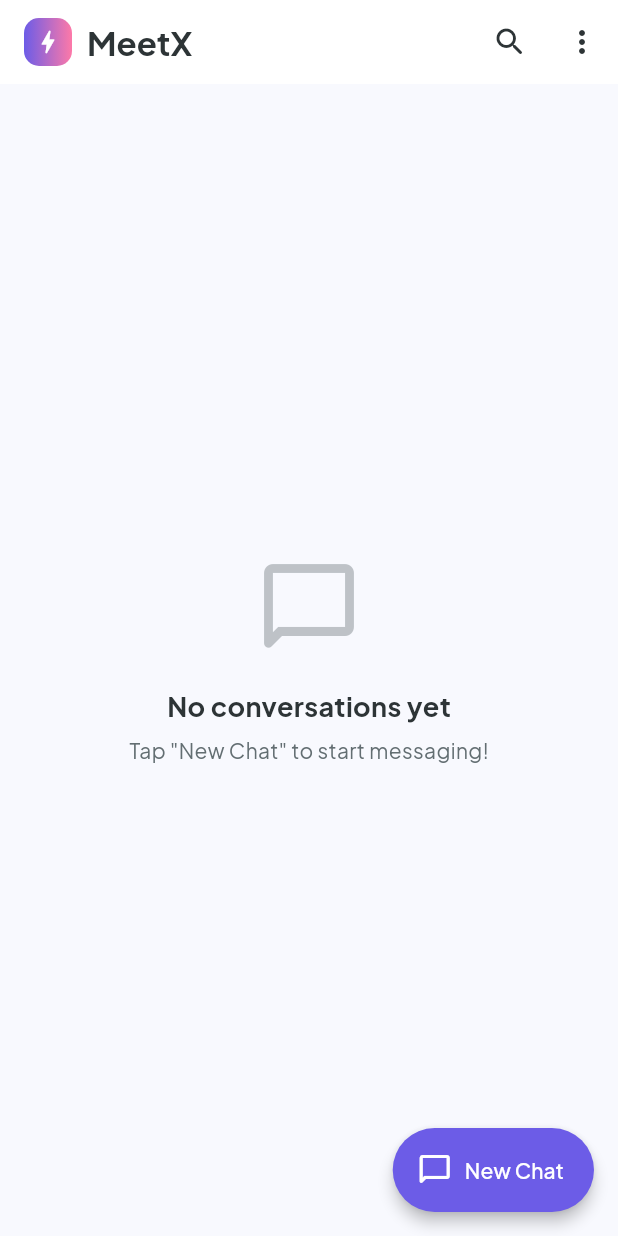
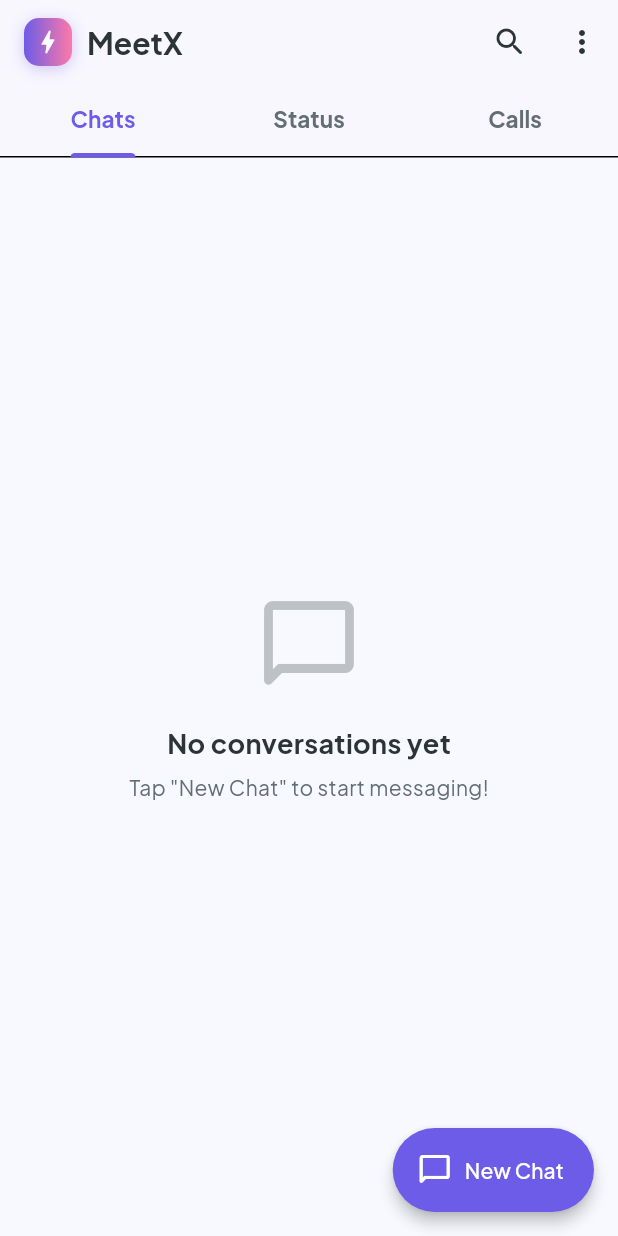
Before and after one commit to hamza0011008899-lgtm/MeetX, a Flutter app: the screen it shows once a user with an empty profile is signed in, on a phone screen of 412 x 824 dp. Run offline on Flutter 3.47's test engine with Material 3 defaults, Android fonts, the phone set to English and light mode, and no system bars; our stand-ins replace flutter_dotenv, get, google_fonts, supabase_flutter; accounts and stored records are empty; network calls fail.

Commit message:
feat: redesign HomeView with sleek AppBar, 3 TabBars (Chats, Status, Calls) and online badges

```diff
--- a/lib/app/modules/home/views/home_view.dart
+++ b/lib/app/modules/home/views/home_view.dart
@@ -16,8 +16,12 @@ class HomeView extends StatelessWidget {
     final authRepository = AuthRepository();
     final isDark = Theme.of(context).brightness == Brightness.dark;
 
-    return Scaffold(
+    return DefaultTabController(
+      length: 3,
+      initialIndex: 0,
+      child: Scaffold(
         appBar: AppBar(
+          elevation: 1,
           title: Row(
             children: [
               Container(
@@ -27,19 +31,31 @@ class HomeView extends StatelessWidget {
                     colors: [AppColors.primary, AppColors.accentGradientEnd],
                   ),
                   borderRadius: BorderRadius.circular(10),
+                  boxShadow: [
+                    BoxShadow(
+                      color: AppColors.primary.withAlpha(80),
+                      blurRadius: 8,
+                      offset: const Offset(0, 2),
+                    ),
+                  ],
                 ),
                 child: const Icon(Icons.bolt_rounded, color: Colors.white, size: 20),
               ),
               const SizedBox(width: 10),
-            const Text('MeetX'),
+              const Text(
+                'MeetX',
+                style: TextStyle(fontWeight: FontWeight.bold, fontSize: 20),
+              ),
             ],
           ),
           actions: [
             IconButton(
               icon: const Icon(Icons.search_rounded),
+              tooltip: 'Search',
               onPressed: () => Get.toNamed(Routes.USER_SEARCH),
             ),
             PopupMenuButton<String>(
+              icon: const Icon(Icons.more_vert_rounded),
               onSelected: (value) {
                 if (value == 'group') {
                   Get.toNamed(Routes.GROUP_CREATE);
@@ -82,8 +98,49 @@ class HomeView extends StatelessWidget {
               ],
             ),
           ],
+          bottom: TabBar(
+            indicatorColor: AppColors.primary,
+            indicatorWeight: 3,
+            labelColor: AppColors.primary,
+            unselectedLabelColor: isDark ? AppColors.textSecondaryDark : AppColors.textSecondaryLight,
+            labelStyle: const TextStyle(fontWeight: FontWeight.bold, fontSize: 15),
+            tabs: const [
+              Tab(text: 'Chats'),
+              Tab(text: 'Status'),
+              Tab(text: 'Calls'),
+            ],
           ),
-      body: Obx(() {
+        ),
+        body: TabBarView(
+          children: [
+            // TAB 1: Chats
+            _buildChatsTab(context, controller, authService, isDark),
+
+            // TAB 2: Status (Placeholder for Phase 4/Status updates)
+            _buildStatusTab(context, isDark),
+
+            // TAB 3: Calls (Placeholder for Phase 6 WebRTC Calls)
+            _buildCallsTab(context, isDark),
+          ],
+        ),
+        floatingActionButton: FloatingActionButton.extended(
+          onPressed: () => Get.toNamed(Routes.USER_SEARCH),
+          icon: const Icon(Icons.chat_bubble_outline_rounded),
+          label: const Text('New Chat'),
+          backgroundColor: AppColors.primary,
+          foregroundColor: Colors.white,
+        ),
+      ),
+    );
+  }
+
+  Widget _buildChatsTab(
+    BuildContext context,
+    HomeController controller,
+    AuthService authService,
+    bool isDark,
+  ) {
+    return Obx(() {
       if (controller.isLoading.value) {
         return const Center(
           child: CircularProgressIndicator(color: AppColors.primary),
@@ -124,6 +181,7 @@ class HomeView extends StatelessWidget {
 
       return RefreshIndicator(
         onRefresh: controller.loadUserChats,
+        color: AppColors.primary,
         child: ListView.builder(
           padding: const EdgeInsets.symmetric(horizontal: 12, vertical: 8),
           itemCount: controller.chatList.length,
@@ -135,9 +193,13 @@ class HomeView extends StatelessWidget {
 
             return Card(
               margin: const EdgeInsets.only(bottom: 8),
+              elevation: 0.5,
+              shape: RoundedRectangleBorder(borderRadius: BorderRadius.circular(14)),
               child: ListTile(
                 contentPadding: const EdgeInsets.symmetric(horizontal: 14, vertical: 4),
-                  leading: CircleAvatar(
+                leading: Stack(
+                  children: [
+                    CircleAvatar(
                       radius: 24,
                       backgroundColor: AppColors.primary.withAlpha(40),
                       backgroundImage: avatar != null ? NetworkImage(avatar) : null,
@@ -151,6 +213,25 @@ class HomeView extends StatelessWidget {
                               ),
                             )
                           : null,
+                    ),
+                    if (partner?.isOnline == true && !chat.isGroup)
+                      Positioned(
+                        right: 0,
+                        bottom: 0,
+                        child: Container(
+                          width: 13,
+                          height: 13,
+                          decoration: BoxDecoration(
+                            color: AppColors.onlineGreen,
+                            shape: BoxShape.circle,
+                            border: Border.all(
+                              color: isDark ? AppColors.darkSurface : Colors.white,
+                              width: 2,
+                            ),
+                          ),
+                        ),
+                      ),
+                  ],
                 ),
                 title: Text(
                   title,
@@ -210,11 +291,69 @@ class HomeView extends StatelessWidget {
           },
         ),
       );
-      }),
-      floatingActionButton: FloatingActionButton.extended(
-        onPressed: () => Get.toNamed(Routes.USER_SEARCH),
-        icon: const Icon(Icons.chat_bubble_outline_rounded),
-        label: const Text('New Chat'),
+    });
+  }
+
+  Widget _buildStatusTab(BuildContext context, bool isDark) {
+    return Center(
+      child: Column(
+        mainAxisAlignment: MainAxisAlignment.center,
+        children: [
+          Icon(
+            Icons.donut_large_rounded,
+            size: 64,
+            color: (isDark ? AppColors.textSecondaryDark : AppColors.textSecondaryLight).withAlpha(100),
+          ),
+          const SizedBox(height: 16),
+          Text(
+            'Status Updates',
+            style: TextStyle(
+              fontSize: 18,
+              fontWeight: FontWeight.bold,
+              color: isDark ? AppColors.textPrimaryDark : AppColors.textPrimaryLight,
+            ),
+          ),
+          const SizedBox(height: 6),
+          Text(
+            'Share stories with your contacts',
+            style: TextStyle(
+              fontSize: 14,
+              color: isDark ? AppColors.textSecondaryDark : AppColors.textSecondaryLight,
+            ),
+          ),
+        ],
+      ),
+    );
+  }
+
+  Widget _buildCallsTab(BuildContext context, bool isDark) {
+    return Center(
+      child: Column(
+        mainAxisAlignment: MainAxisAlignment.center,
+        children: [
+          Icon(
+            Icons.add_call,
+            size: 64,
+            color: (isDark ? AppColors.textSecondaryDark : AppColors.textSecondaryLight).withAlpha(100),
+          ),
+          const SizedBox(height: 16),
+          Text(
+            'No Recent Calls',
+            style: TextStyle(
+              fontSize: 18,
+              fontWeight: FontWeight.bold,
+              color: isDark ? AppColors.textPrimaryDark : AppColors.textPrimaryLight,
+            ),
+          ),
+          const SizedBox(height: 6),
+          Text(
+            'Voice and Video call history will appear here',
+            style: TextStyle(
+              fontSize: 14,
+              color: isDark ? AppColors.textSecondaryDark : AppColors.textSecondaryLight,
+            ),
+          ),
+        ],
       ),
     );
   }
```
Lines whose indentation alone changed are shown as unchanged.
